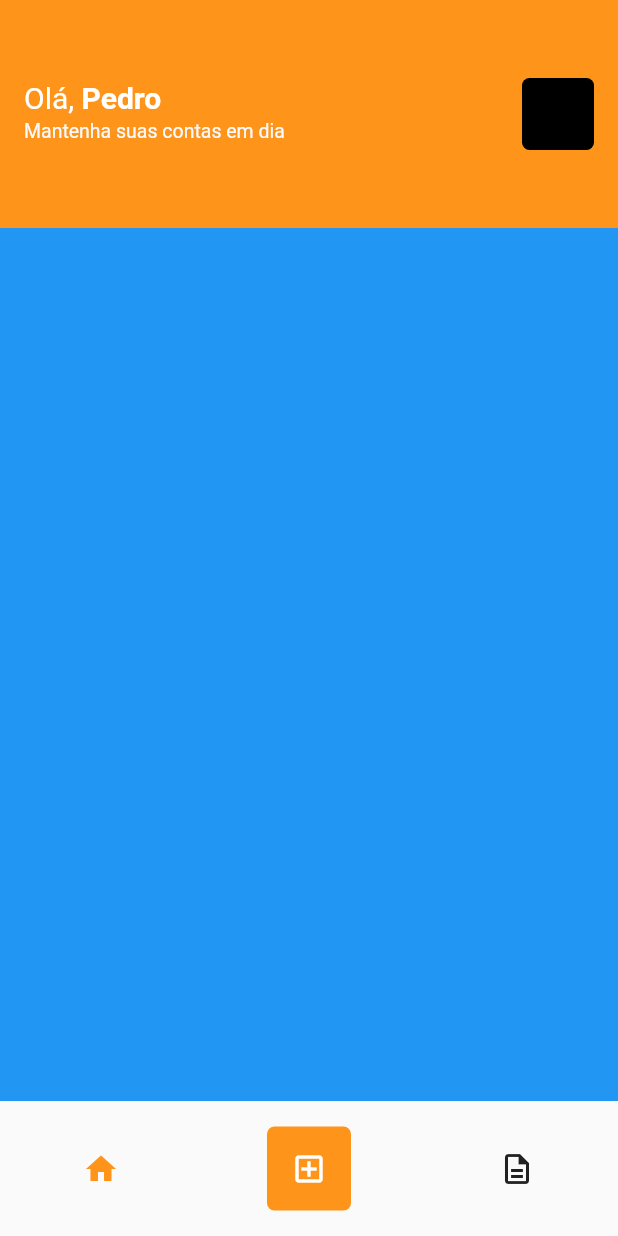
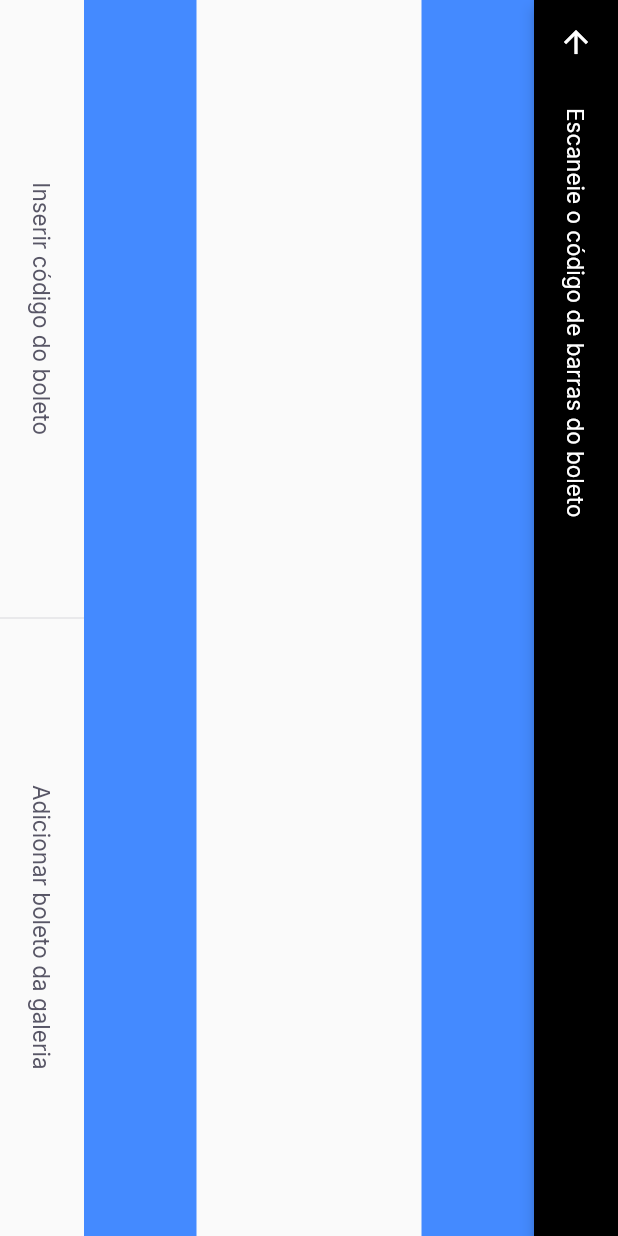
Before and after one commit to pedrohfernandes/PayFlow, a Flutter app: the HomePage screen opened by its route, after a tap on the "add box" icon, on a phone screen of 412 x 824 dp. Run offline on Flutter 3.47's test engine with Material 2 defaults, Android fonts, the phone set to English and light mode, and no system bars; our stand-ins replace firebase_core, google_fonts, google_sign_in, shared_preferences; accounts and stored records are empty.

Commit message:
criação da BarcodeScannerPage

```diff
--- a/lib/main.dart
+++ b/lib/main.dart
@@ -2,6 +2,7 @@ import 'package:flutter/material.dart';
 import 'package:firebase_core/firebase_core.dart';
 import 'firebase_options.dart';
 
+import 'modules/barcode_scanner/barcode_scanner_page.dart';
 import 'modules/splash/splash_page.dart';
 import 'modules/home/home_page.dart';
 import 'modules/login/login_page.dart';
@@ -23,6 +24,7 @@ class AppWidget extends StatelessWidget {
     return MaterialApp(
       title: "Pay Flow",
       theme: ThemeData(
+        primarySwatch: Colors.orange,
         primaryColor: AppColors.primary,
       ),
       initialRoute: "/splash",
@@ -30,6 +32,7 @@ class AppWidget extends StatelessWidget {
         "/splash": (context) => SplashPage(),
         "/home": (context) => HomePage(),
         "/login": (context) => LoginPage(),
+        "/barcode_scanner": (context) => BarcodeScannerPage(),
       },
     );
   }
--- /dev/null
+++ b/lib/modules/barcode_scanner/barcode_scanner_page.dart
@@ -0,0 +1,69 @@
+import 'package:flutter/material.dart';
+
+import '/shared/widgets/bottom_sheet/bottom_sheet_widget.dart';
+import '/shared/widgets/set_label_buttons/set_label_buttons.dart';
+import '/shared/themes/themes.dart';
+
+class BarcodeScannerPage extends StatefulWidget {
+  const BarcodeScannerPage({super.key});
+
+  @override
+  State<BarcodeScannerPage> createState() => _BarcodeScannerPageState();
+}
+
+class _BarcodeScannerPageState extends State<BarcodeScannerPage> {
+  @override
+  Widget build(BuildContext context) {
+    return SafeArea(
+      child: RotatedBox(
+        quarterTurns: 1, //Faz com que o layout gire 90°
+        child: Scaffold(
+          appBar: AppBar(
+            backgroundColor: Colors.black,
+            title: Text(
+              "Escaneie o código de barras do boleto",
+              style: AppTextStyles.buttonBackground,
+            ),
+            leading: BackButton(
+              color: AppColors.background,
+            ),
+          ),
+          body: Column(
+            children: [
+              Expanded(
+                child: Container(
+                  color: Colors.blueAccent,
+                ),
+              ),
+              Expanded(
+                flex: 2,
+                child: Container(
+                  color: Colors.transparent,
+                ),
+              ),
+              Expanded(
+                child: Container(
+                  color: Colors.blueAccent,
+                ),
+              ),
+            ],
+          ),
+          bottomNavigationBar: SetLabelButtons(
+            primaryLabel: "Inserir código do boleto",
+            primaryOnPressed: () {},
+            secondaryLabel: "Adicionar boleto da galeria",
+            secondaryOnPressed: () {},
+          ),
+        ),
+      ),
+    );
+    // BottomSheetWidget(
+    //   title: "Não foi possível identificar o código de barras.",
+    //   subtitle: "Tente escanear novamente ou digite o código do seu boleto.",
+    //   primaryLabel: "Escanear novamente",
+    //   primaryOnPressed: () {},
+    //   secondaryLabel: "Digitar código",
+    //   secondaryOnPressed: () {},
+    // );
+  }
+}
--- a/lib/modules/home/home_page.dart
+++ b/lib/modules/home/home_page.dart
@@ -1,6 +1,6 @@
 import 'package:flutter/material.dart';
-import 'package:payflow/modules/home/home_controller.dart';
 
+import '/modules/home/home_controller.dart';
 import '/shared/themes/themes.dart';
 
 class HomePage extends StatefulWidget {
@@ -77,7 +77,7 @@ class _HomePageState extends State<HomePage> {
               ),
               GestureDetector(
                 onTap: () {
-                  print("clicou");
+                  Navigator.pushNamed(context, "/barcode_scanner");
                 },
                 child: Container(
                   width: 56,
--- /dev/null
+++ b/lib/shared/widgets/divider_vertical/divider_vertical_widget.dart
@@ -0,0 +1,16 @@
+import 'package:flutter/material.dart';
+
+import '/shared/themes/themes.dart';
+
+class DividerVerticalWidget extends StatelessWidget {
+  const DividerVerticalWidget({super.key});
+
+  @override
+  Widget build(BuildContext context) {
+    return Container(
+      width: 1,
+      height: double.maxFinite,
+      color: AppColors.stroke,
+    );
+  }
+}
--- /dev/null
+++ b/lib/shared/widgets/label_button/label_button.dart
@@ -0,0 +1,30 @@
+import 'package:flutter/material.dart';
+
+import '/shared/themes/themes.dart';
+
+class LabelButton extends StatelessWidget {
+  final String label;
+  final VoidCallback onPressed;
+  final TextStyle? style;
+
+  const LabelButton({
+    super.key,
+    required this.label,
+    required this.onPressed,
+    this.style,
+  });
+
+  @override
+  Widget build(BuildContext context) {
+    return SizedBox(
+      height: 56,
+      child: TextButton(
+        onPressed: onPressed,
+        child: Text(
+          label,
+          style: style ?? AppTextStyles.buttonHeading,
+        ),
+      ),
+    );
+  }
+}
--- /dev/null
+++ b/lib/shared/widgets/set_label_buttons/set_label_buttons.dart
@@ -0,0 +1,47 @@
+import 'package:flutter/material.dart';
+
+import '/shared/themes/themes.dart';
+import '/shared/widgets/label_button/label_button.dart';
+import '../divider_vertical/divider_vertical_widget.dart';
+
+class SetLabelButtons extends StatelessWidget {
+  final String primaryLabel;
+  final VoidCallback primaryOnPressed;
+  final String secondaryLabel;
+  final VoidCallback secondaryOnPressed;
+  final bool enablePrimaryColor;
+
+  const SetLabelButtons({
+    Key? key,
+    required this.primaryLabel,
+    required this.primaryOnPressed,
+    required this.secondaryLabel,
+    required this.secondaryOnPressed,
+    this.enablePrimaryColor = false,
+  }) : super(key: key);
+
+  @override
+  Widget build(BuildContext context) {
+    return SizedBox(
+      height: 56,
+      child: Row(
+        children: [
+          Expanded(
+            child: LabelButton(
+              label: primaryLabel,
+              onPressed: primaryOnPressed,
+              style: enablePrimaryColor ? AppTextStyles.buttonPrimary : null,
+            ),
+          ),
+          DividerVerticalWidget(),
+          Expanded(
+            child: LabelButton(
+              label: secondaryLabel,
+              onPressed: secondaryOnPressed,
+            ),
+          ),
+        ],
+      ),
+    );
+  }
+}
--- a/pubspec.yaml
+++ b/pubspec.yaml
@@ -38,6 +38,9 @@ dependencies:
   firebase_core: ^2.15.0
   google_sign_in: ^6.1.4
   shared_preferences: ^2.2.0
+  google_ml_kit: ^0.16.1
+  camera: ^0.10.5+2
+  image_picker: ^1.0.1
 
 dev_dependencies:
   flutter_test:
```
Also changed, not shown: lib/shared/widgets/bottom_sheet/bottom_sheet_widget.dart (added, +78 -0 lines), pubspec.lock, 1 other file.
